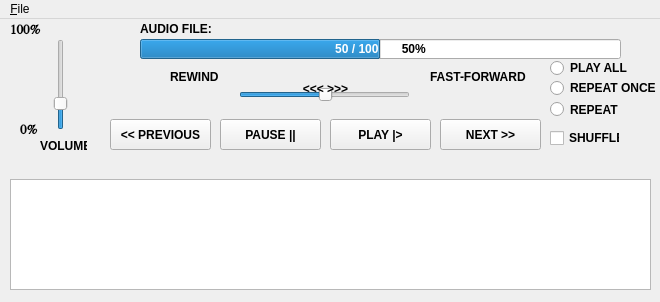
The window that MainWindow.ui (Robert-Airth/QT-Python-Music-Player) describes before a commit, drawn with Qt 5.
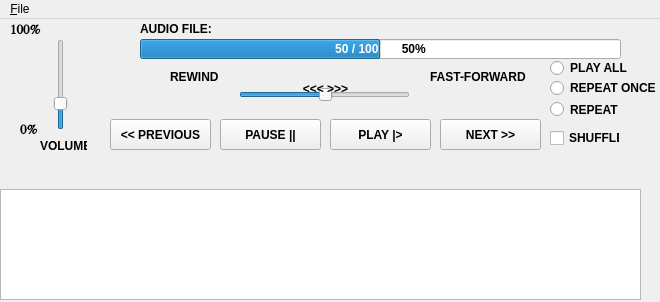
The same window after the commit.

Commit message:
Added rough playlist creation and parsing along with song skipping
Added rough playlist creation and parsing along with song skipping.

The edit to the form file:
```diff
--- a/MainWindow.ui
+++ b/MainWindow.ui
@@ -583,8 +583,8 @@
    <widget class="QListWidget" name="PlayListWidget">
     <property name="geometry">
      <rect>
-      <x>10</x>
-      <y>160</y>
+      <x>0</x>
+      <y>170</y>
       <width>641</width>
       <height>111</height>
      </rect>
```
Left out of the diff: 9 changed lines with no effect on the pictures. The commit also changes 2 other files.
